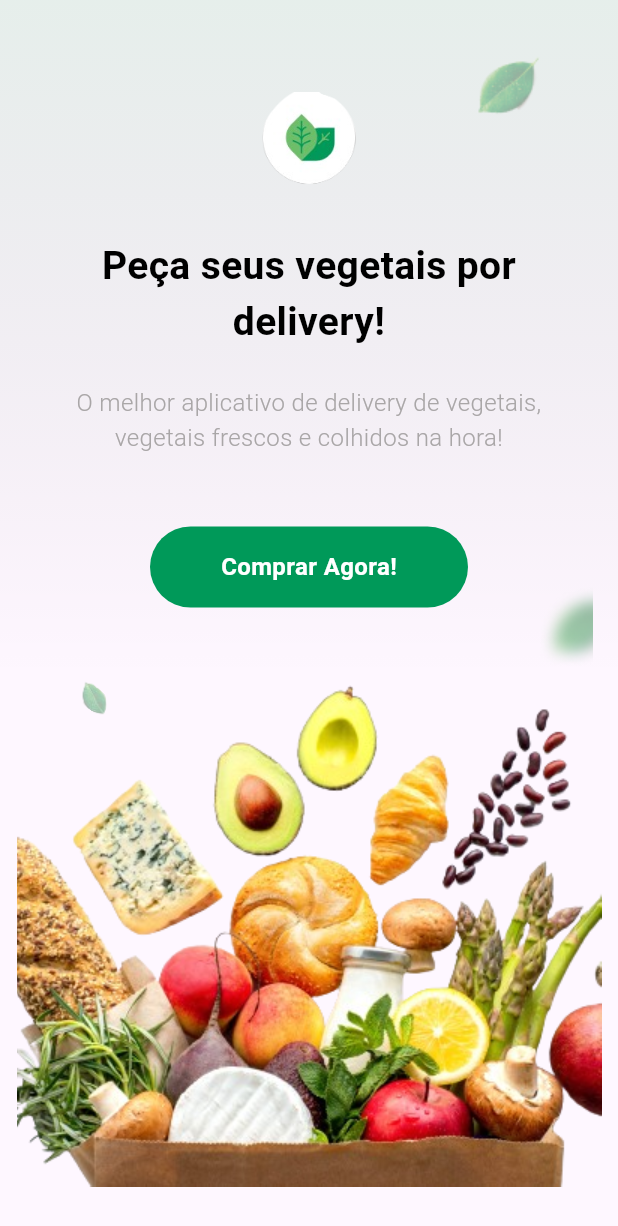
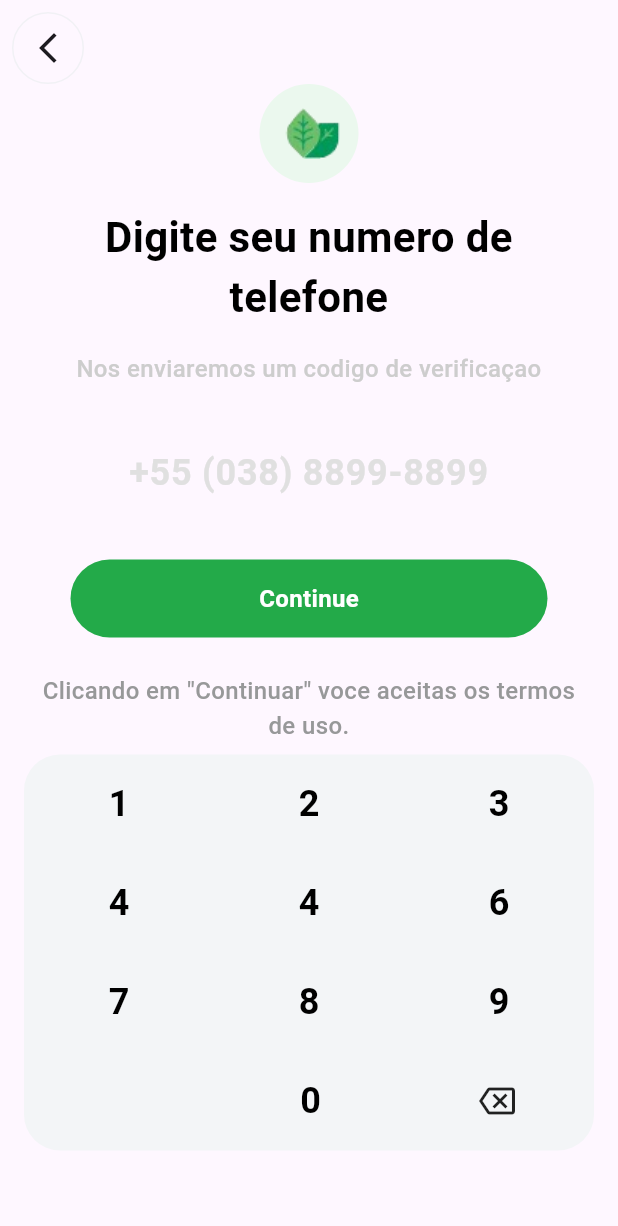
Before and after one commit to FarkoMoot/app-flutter-vegetais-delivery, a Flutter app: the screen it shows after launch, on a phone screen of 412 x 824 dp. Shown: the top 1226 px of the screen. Run offline on Flutter 3.47's test engine with Material 3 defaults, Android fonts, the light colour scheme and no system bars.

Commit message:
added login screen

```diff
--- a/lib/main.dart
+++ b/lib/main.dart
@@ -1,10 +1,12 @@
 import 'dart:ui';
 
 import 'package:flutter/material.dart';
+import 'package:flutter/services.dart';
 
 //screens
 import 'package:projeto_frutas/src/splash_screen.dart';
 import 'package:projeto_frutas/src/intro_screen.dart';
+import 'package:projeto_frutas/src/login_sreen.dart';
 
 void main() {
   runApp(const MyApp());
@@ -22,7 +24,7 @@ class MyApp extends StatelessWidget {
         colorScheme: ColorScheme.fromSeed(seedColor: Colors.deepPurple),
         useMaterial3: true,
       ),
-      home: const IntroScreen(),
+      home: const LoginScreen(),
     );
   }
 }
--- /dev/null
+++ b/lib/src/login_sreen.dart
@@ -0,0 +1,217 @@
+
+import 'package:flutter/material.dart';
+
+
+class LoginScreen extends StatelessWidget {
+  const LoginScreen({super.key});
+
+  @override
+  Widget build(BuildContext context) {
+
+    return Scaffold(
+      appBar: AppBar(
+        leading: Padding(
+          padding: const EdgeInsets.fromLTRB(8, 8, 0, 0),
+          child: Container(
+            alignment: Alignment.center,
+            height: 44,
+            width: 44,
+            decoration: BoxDecoration(
+              border: Border.all(width: 1, color: const Color(0xfff1f1f5), ),
+              borderRadius: BorderRadius.circular(30),
+            ),
+            child: const Icon(
+              Icons.arrow_back_ios_new,
+            ),
+          ),
+        ),
+      ),
+      body: Container(
+          alignment: Alignment.center,
+          child: Column(
+            crossAxisAlignment: CrossAxisAlignment.center,
+            children: <Widget>[
+              Padding(
+                padding: const EdgeInsets.fromLTRB(36, 0, 36, 0),
+                child: Container(
+                  child: Column(children: <Widget>[
+                    Container (
+                      alignment: Alignment.center,
+                      height: 66,
+                      width: 66,
+                      decoration: BoxDecoration(
+                        borderRadius: BorderRadius.circular(40),
+                        color: const Color(0xffebf8ee),
+                      ),
+                      child: const Image(
+                        image: AssetImage('images/leaps.png'),
+                      ),
+                    ),
+                      const SizedBox(height: 16),
+                      const Text(
+                        'Digite seu numero de telefone',
+                        textAlign: TextAlign.center,
+                        style: TextStyle(
+                          fontWeight: FontWeight.bold,
+                          fontSize: 28,
+                          color: Colors.black,
+                        ),
+                      ),
+                      const SizedBox(height: 16),
+                      const Text(
+                        'Nos enviaremos um codigo de verificaçao',
+                        textAlign: TextAlign.center,
+                        style: TextStyle(
+                          fontSize: 16,
+                          fontWeight: FontWeight.w500,
+                          color: Color(0xffccccccc)
+                        ),
+                      ),
+                      const SizedBox(height: 32),
+                      const TextField(
+                        textAlign: TextAlign.center,
+                        decoration: InputDecoration(
+                          hintText: '+55 (038) 8899-8899',
+                          hintStyle: TextStyle(
+                            fontSize: 24,
+                            fontWeight: FontWeight.bold,
+                            color: Color(0xffE0E0E0),
+                          ),
+                          border: InputBorder.none,
+                        ),
+                      ),
+                      const SizedBox(height: 32),
+                    ],
+                  ),
+                ),
+              ),
+              Padding(
+                padding: const EdgeInsets.fromLTRB(24, 0, 24, 0),
+                child: Container(
+                  child: Column(
+                    children: <Widget>[
+                      Container(
+                        width: 318,
+                        height: 52,
+                        alignment: Alignment.center,
+                        decoration: BoxDecoration(
+                          color: const Color(0xff23AA49),
+                          borderRadius: BorderRadius.circular(40),
+                        ),
+                        child: const Text(
+                          'Continue',
+                          style: TextStyle(
+                            color: Color(0xffffffff),
+                            fontSize: 16,
+                            fontWeight: FontWeight.bold,
+                          ),
+                        ),
+                      ),
+                      const SizedBox(height: 24),
+                      const Text(
+                        'Clicando em "Continuar" voce aceitas os termos de uso.',
+                        textAlign: TextAlign.center,
+                        style: TextStyle(
+                          fontSize: 16,
+                          fontWeight: FontWeight.w500,
+                          color: Color(0xff979899)
+                        ),
+                      ),
+                      const SizedBox(height: 8),
+                    ],
+                  ),
+                ),
+              ),
+              Padding(
+                padding: const EdgeInsets.fromLTRB(16, 0, 16, 16),
+                child: Container(
+                  width: double.infinity,
+                  height: 264,
+                  decoration: BoxDecoration(
+                    color: const Color(0xffF3F5F7),
+                    borderRadius: BorderRadius.circular(24)
+                  ),
+                  child: const Column(
+                    mainAxisAlignment: MainAxisAlignment.spaceAround,
+                    children: <Widget>[
+                      Row1(first: '1', second: '2', third: '3'),
+                      Row1(first: '4', second: '4', third: '6'),
+                      Row1(first: '7', second: '8', third: '9'),
+                      Row(
+                        mainAxisAlignment: MainAxisAlignment.spaceAround,
+                        children: [
+                          Text('aa',
+                            style: TextStyle(
+                              fontSize: 24,
+                              fontWeight: FontWeight.bold,
+                              color: Colors.transparent,
+                            ),
+                          ),
+                          Text('0',
+                            style: TextStyle(
+                              fontSize: 24,
+                              fontWeight: FontWeight.bold,
+                              color: Colors.black,
+                            ),
+                          ),
+                          Icon(
+                            Icons.backspace_outlined,
+                            size: 24,
+                          )
+                        ],
+                      ),
+                    ],
+                  ),
+                ),
+              ),
+            ],
+          ),
+        ),
+
+    );
+  }
+}
+
+class Row1 extends StatelessWidget {
+  const Row1({
+    super.key,
+    required this.first,
+    required this.second,
+    required this.third,
+  });
+
+  final String first;
+  final String second;
+  final String third;
+
+  @override
+  Widget build(BuildContext context) {
+
+    return Row(
+        mainAxisAlignment: MainAxisAlignment.spaceAround,
+        children: [
+          Text('$first',
+            style: const TextStyle(
+              fontSize: 24,
+              fontWeight: FontWeight.bold,
+              color: Colors.black,
+            ),
+          ),
+          Text('$second',
+            style: const TextStyle(
+              fontSize: 24,
+              fontWeight: FontWeight.bold,
+              color: Colors.black,
+            ),
+          ),
+          Text('$third',
+            style: const TextStyle(
+              fontSize: 24,
+              fontWeight: FontWeight.bold,
+              color: Colors.black,
+            ),
+          ),
+        ],
+      );
+  }
+}
--- a/pubspec.yaml
+++ b/pubspec.yaml
@@ -66,6 +66,7 @@ flutter:
     - images/leap1.png
     - images/leap2.png
     - images/leap3.png
+    - images/leaps.png
     - images/imgIntroScreen.png
     - images/imgIntroScreen1.png
   #   - images/a_dot_ham.jpegimgIntroScreen
```
Also changed, not shown: images/leaps.png (added).
